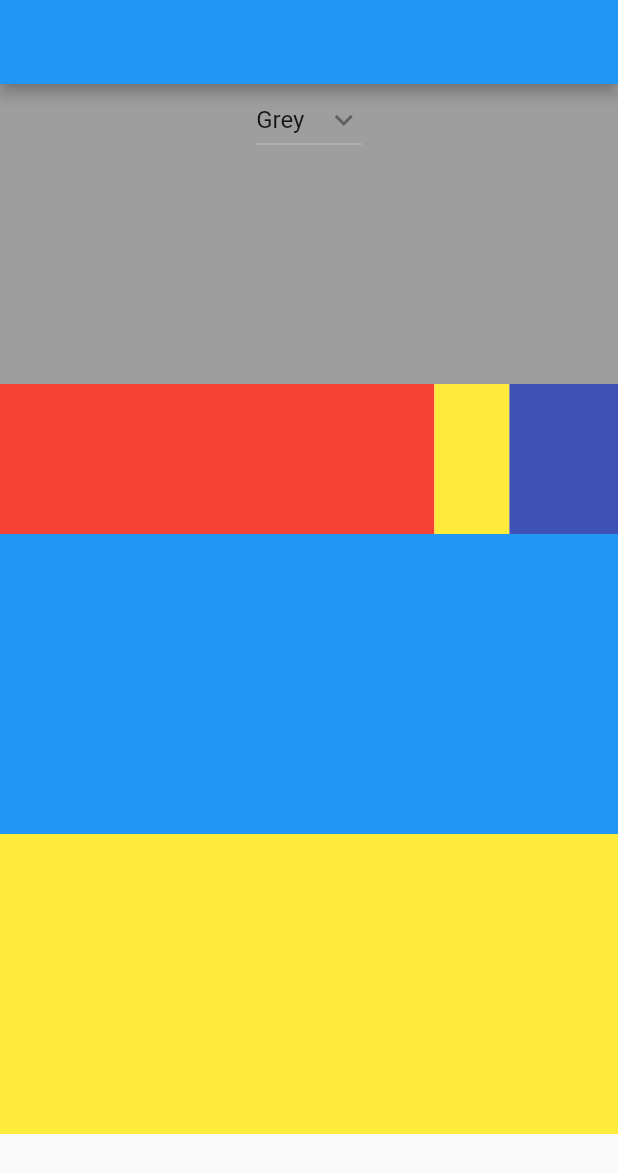
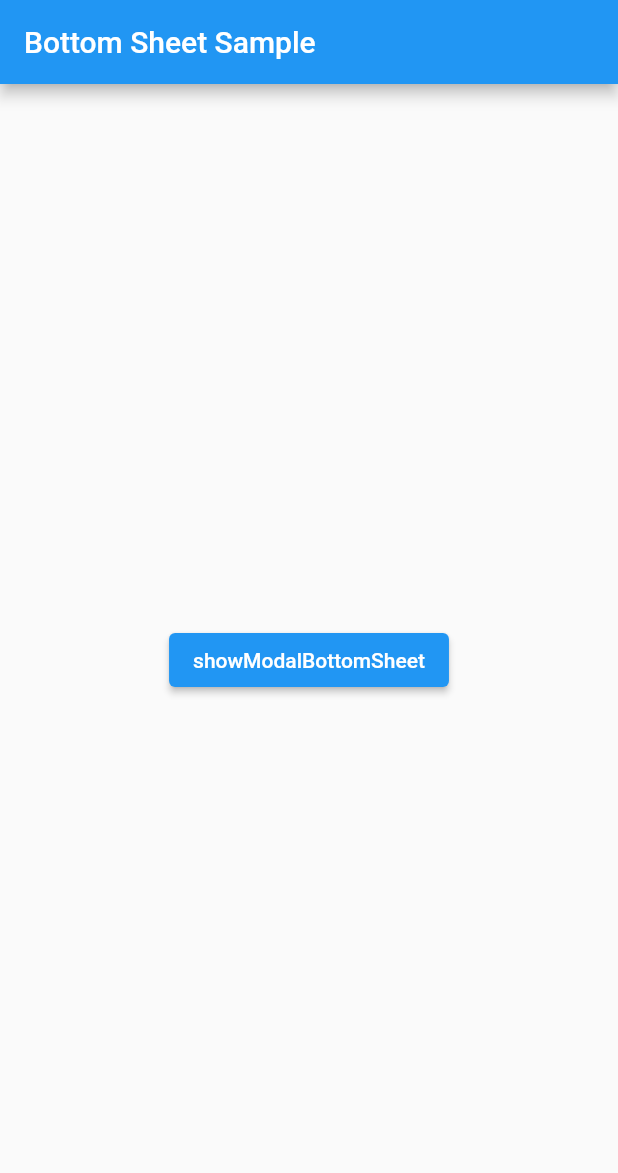
Before and after one commit to atik-sabuj/lists, a Flutter app: the screen it shows after launch, on a phone screen of 412 x 824 dp. Shown: the top 1173 px of the screen. Run offline on Flutter 3.47's test engine with Material 2 defaults, Android fonts, the phone set to English and light mode, and no system bars.

Commit message:
BottomSheet

```diff
--- a/lib/home_page.dart
+++ /dev/null
@@ -1,89 +0,0 @@
-import 'package:flutter/material.dart';
-
-class HomePage extends StatefulWidget {
-  const HomePage({Key? key}) : super(key: key);
-
-  @override
-  State<HomePage> createState() => _HomePageState();
-}
-
-class _HomePageState extends State<HomePage> {
-
-  String dropdownvalue = 'Grey';
-   var items = [
-  'Grey',
-  'Green',
-  'Red',
-  'Blue',
-  'Yellow',
-];
-
-  @override
-  Widget build(BuildContext context) {
-    return Scaffold(
-      appBar: AppBar (),
-      body: SingleChildScrollView(
-        child: (
-        Column(
-          children: [
-            Center(
-              child: Container(
-                height: 200,
-                width: MediaQuery.of(context).size.width,
-                color: Colors.grey,
-                alignment: Alignment.topCenter,
-                child: DropdownButton(
-                  value: dropdownvalue,
-                  icon: const Icon(Icons.keyboard_arrow_down),
-                  items: items.map((String items) {
-                    return DropdownMenuItem(value: items,
-                    child: Text(items),
-                    );
-                  })  .toList(),
-                  onChanged: (String? newvalue) {
-                     setState(() {
-                       dropdownvalue = newvalue!;
-                     });
-                },
-                ),
-              ),
-            ),
-            Center(
-              child: Row(
-                children: [
-                  Expanded(
-                    flex: 4,
-                    child: Container(
-                      color: Colors.red,
-                      height: 100,
-                    ),
-                  ),
-                  Container(
-                    color: Colors.yellow,
-                    height: 100,
-                    width: 50,
-                  ),
-                  Expanded(
-                    child: Container(
-                      color: Colors.indigo,
-                      height: 100,
-                    ),
-                  ),
-                ],
-              ),
-            ),
-            Container(
-              height: 200,
-              color: Colors.blue,
-            ),
-            Container(
-              height: 200,
-              color: Colors.yellow,
-            ),
-          ],
-        )
-        ),
-      ),
-    );
-  }
-}
--- a/lib/main.dart
+++ b/lib/main.dart
@@ -1,23 +1,54 @@
 import 'package:flutter/material.dart';
-import 'package:lists/home_page.dart';
 
-void main() {
-  runApp(const MyApp());
-}
+void main() => runApp(const BottomSheetApp());
 
-class MyApp extends StatelessWidget {
-  const MyApp({super.key});
+class BottomSheetApp extends StatelessWidget {
+  const BottomSheetApp({super.key});
 
-  // This widget is the root of your application.
   @override
   Widget build(BuildContext context) {
     return MaterialApp(
-      title: 'Flutter Demo',
-      theme: ThemeData(
-        primarySwatch: Colors.blue,
+      home: Scaffold(
+        appBar: AppBar(title: const Text('Bottom Sheet Sample')),
+        body: const BottomSheetExample(),
       ),
-      debugShowCheckedModeBanner: false,
-      home: HomePage(),
     );
   }
 }
+
+class BottomSheetExample extends StatelessWidget {
+  const BottomSheetExample({super.key});
+
+  @override
+  Widget build(BuildContext context) {
+    return Center(
+      child: ElevatedButton(
+        child: const Text('showModalBottomSheet'),
+        onPressed: () {
+          showModalBottomSheet(
+            context: context,
+            builder: (BuildContext context) {
+              return Container(
+                height: 200,
+                color: Colors.amber,
+                child: Center(
+                  child: Column(
+                    mainAxisAlignment: MainAxisAlignment.center,
+                    mainAxisSize: MainAxisSize.min,
+                    children: [
+                      const Text('Modal BottomSheet'),
+                      ElevatedButton(
+                        child: const Text('Close BottomSheet'),
+                        onPressed: () => Navigator.pop(context),
+                      ),
+                    ],
+                  ),
+                ),
+              );
+            },
+          );
+        },
+      ),
+    );
+  }
+}
```
